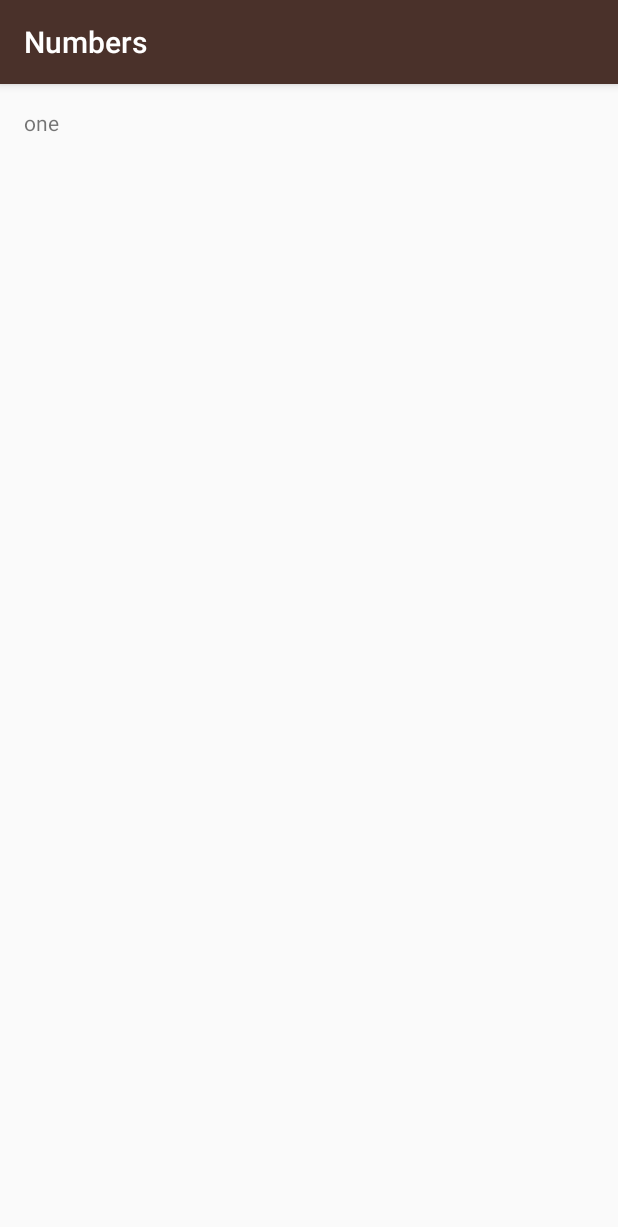
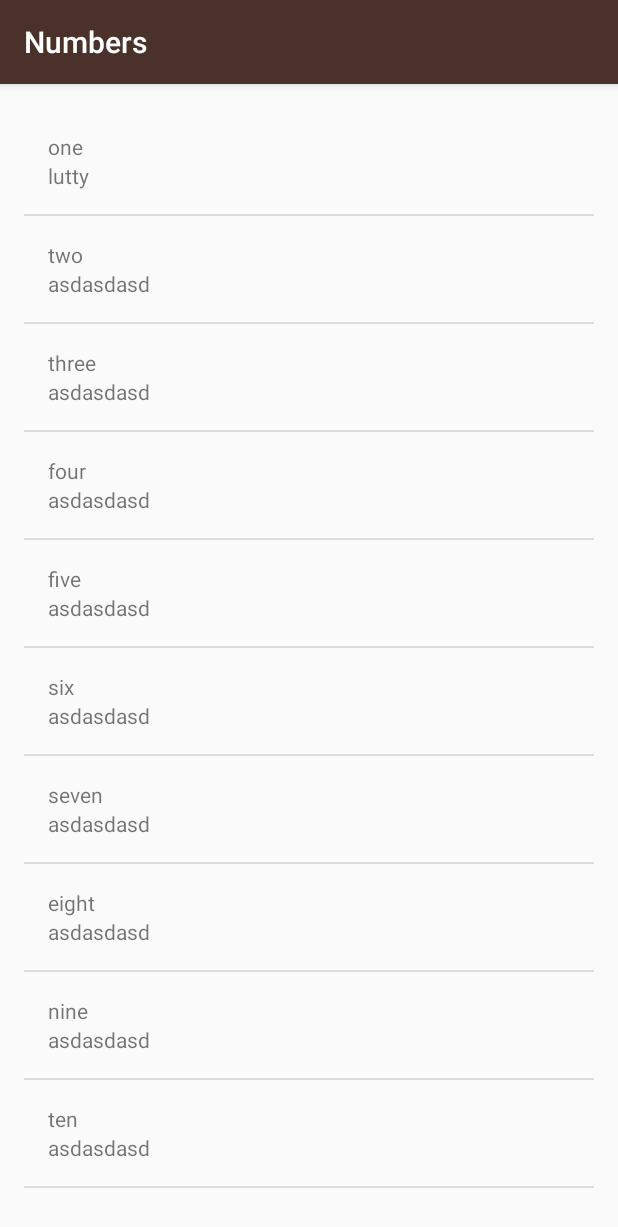
Before and after one commit to sviridovartem/Android-Udacity, an Android app: the screen it shows after launch (NumbersActivity), after a tap on "Numbers", on a phone screen of 412 x 824 dp. Shown: the top 1227 px of the screen. Run offline under Robolectric (Android 15) with nearby library versions, the phone set to English and light mode, and no system bars.

Commit message:
Array Adapter

```diff
--- a/app/src/main/java/com/example/android/miwok/NumbersActivity.java
+++ b/app/src/main/java/com/example/android/miwok/NumbersActivity.java
@@ -2,7 +2,10 @@ package com.example.android.miwok;
 
 import android.support.v7.app.AppCompatActivity;
 import android.os.Bundle;
+import android.widget.ArrayAdapter;
+import android.widget.GridView;
 import android.widget.LinearLayout;
+import android.widget.ListView;
 import android.widget.TextView;
 
 import java.util.ArrayList;
@@ -15,24 +18,30 @@ public class NumbersActivity extends AppCompatActivity {
         setContentView(R.layout.activity_numbers);
 
 
-        ArrayList<String> words = new ArrayList<>();
-        words.add("one");
-        words.add("two");
-        words.add("three");
-        words.add("four");
-        words.add("five");
-        words.add("six");
-        words.add("seven");
-        words.add("eight");
-        words.add("nine");
-        words.add("ten");
+        ArrayList<Word> words = new ArrayList<>();
+        words.add(new Word("one", "lutty"));
+        words.add(new Word("two", "asdasdasd"));
+        words.add(new Word("three", "asdasdasd"));
+        words.add(new Word("four", "asdasdasd"));
+        words.add(new Word("five", "asdasdasd"));
+        words.add(new Word("six", "asdasdasd"));
+        words.add(new Word("seven", "asdasdasd"));
+        words.add(new Word("eight", "asdasdasd"));
+        words.add(new Word("nine", "asdasdasd"));
+        words.add(new Word("ten", "asdasdasd"));
 
+        WordAdapter adapter = new WordAdapter(this, words);
 
-        LinearLayout rootView = (LinearLayout) findViewById(R.id.rootView);
-        TextView wordView = new TextView(this);
-        wordView.setText(words.get(0));
-        assert rootView != null;
-        rootView.addView(wordView);
+        ListView listView = (ListView) findViewById(R.id.list);
+
+        listView.setAdapter(adapter);
+
+//        ArrayAdapter<String> itemsAdapter = new ArrayAdapter<String>(this, android.R.layout.simple_list_item_1, words);
+//
+//        GridView gridView = (GridView) findViewById(R.id.list);
+//
+//        gridView.setAdapter(itemsAdapter);
+
 
     }
 
--- /dev/null
+++ b/app/src/main/java/com/example/android/miwok/Word.java
@@ -0,0 +1,23 @@
+package com.example.android.miwok;
+
+/**
+ * Created by Sviridov on 11.02.2017.
+ */
+
+public class Word {
+    private String mDefaultTranslation;
+    private String mMiwokTranslation;
+
+    public Word(String DefaultTranslation, String MiwokTranslation) {
+        mDefaultTranslation = DefaultTranslation;
+        mMiwokTranslation = MiwokTranslation;
+    }
+
+    public String getDefaultTranslation() {
+        return mDefaultTranslation;
+    }
+
+    public String getMiwokTranslation() {
+        return mMiwokTranslation;
+    }
+}
--- /dev/null
+++ b/app/src/main/java/com/example/android/miwok/WordAdapter.java
@@ -0,0 +1,55 @@
+package com.example.android.miwok;
+
+import android.app.Activity;
+import android.support.annotation.NonNull;
+import android.view.LayoutInflater;
+import android.view.View;
+import android.view.ViewGroup;
+import android.widget.ArrayAdapter;
+import android.widget.TextView;
+
+import java.util.ArrayList;
+
+/**
+ * Created by Sviridov on 11.02.2017.
+ */
+
+public class WordAdapter extends ArrayAdapter<Word> {
+
+    public WordAdapter(Activity context, ArrayList<Word> words) {
+        // Here, we initialize the ArrayAdapter's internal storage for the context and the list.
+        // the second argument is used when the ArrayAdapter is populating a single TextView.
+        // Because this is a custom adapter for two TextViews and an ImageView, the adapter is not
+        // going to use this second argument, so it can be any value. Here, we used 0.
+        super(context, 0, words);
+    }
+
+    @NonNull
+    @Override
+    public View getView(int position, View convertView, ViewGroup parent) {
+        View listItemView = convertView;
+        if (listItemView == null) {
+            listItemView = LayoutInflater.from(getContext()).inflate(
+                    R.layout.list_item, parent, false);
+        }
+
+        // Get the {@link AndroidFlavor} object located at this position in the list
+        Word currentWord = getItem(position);
+
+        // Find the TextView in the list_item.xml layout with the ID version_name
+        TextView nameTextView = (TextView) listItemView.findViewById(R.id.version_name);
+        // Get the version name from the current AndroidFlavor object and
+        // set this text on the name TextView
+        assert currentWord != null;
+        nameTextView.setText(currentWord.getDefaultTranslation());
+
+        // Find the TextView in the list_item.xml layout with the ID version_number
+        TextView numberTextView = (TextView) listItemView.findViewById(R.id.version_number);
+        // Get the version number from the current AndroidFlavor object and
+        // set this text on the number TextView
+        numberTextView.setText(currentWord.getMiwokTranslation());
+
+
+        return listItemView;
+    }
+}
--- a/app/src/main/res/layout/activity_numbers.xml
+++ b/app/src/main/res/layout/activity_numbers.xml
@@ -1,14 +1,14 @@
 <?xml version="1.0" encoding="utf-8"?>
-<LinearLayout xmlns:android="http://schemas.android.com/apk/res/android"
+<ListView xmlns:android="http://schemas.android.com/apk/res/android"
     xmlns:tools="http://schemas.android.com/tools"
+    android:id="@+id/list"
     android:layout_width="match_parent"
     android:layout_height="match_parent"
+    android:orientation="vertical"
     android:paddingBottom="@dimen/activity_vertical_margin"
     android:paddingLeft="@dimen/activity_horizontal_margin"
     android:paddingRight="@dimen/activity_horizontal_margin"
     android:paddingTop="@dimen/activity_vertical_margin"
-    android:orientation="vertical"
-    android:id="@+id/rootView"
-    tools:context="com.example.android.miwok.NumbersActivity">
+    tools:context="com.example.android.miwok.NumbersActivity" />
 
-</LinearLayout>
+    <!--<GridView xmlns:android="http://schemas.android.com/apk/res/android"--><!--android:id="@+id/list"--><!--android:layout_width="match_parent"--><!--android:layout_height="match_parent"--><!--android:columnWidth="90dp"--><!--android:gravity="center"--><!--android:horizontalSpacing="10dp"--><!--android:numColumns="auto_fit"--><!--android:stretchMode="columnWidth"--><!--android:verticalSpacing="10dp" />-->
--- /dev/null
+++ b/app/src/main/res/layout/list_item.xml
@@ -0,0 +1,28 @@
+<?xml version="1.0" encoding="utf-8"?>
+<LinearLayout xmlns:android="http://schemas.android.com/apk/res/android"
+    android:layout_width="match_parent"
+    android:layout_height="wrap_content"
+    android:gravity="center_vertical"
+    android:minHeight="?android:attr/listPreferredItemHeight"
+    android:orientation="horizontal"
+    android:padding="16dp">
+
+    <LinearLayout
+        android:layout_width="0dp"
+        android:layout_height="wrap_content"
+        android:layout_weight="1"
+        android:orientation="vertical">
+
+        <TextView
+            android:id="@+id/version_name"
+            android:layout_width="match_parent"
+            android:layout_height="wrap_content" />
+
+        <TextView
+            android:id="@+id/version_number"
+            android:layout_width="match_parent"
+            android:layout_height="wrap_content" />
+
+    </LinearLayout>
+
+</LinearLayout>
```
